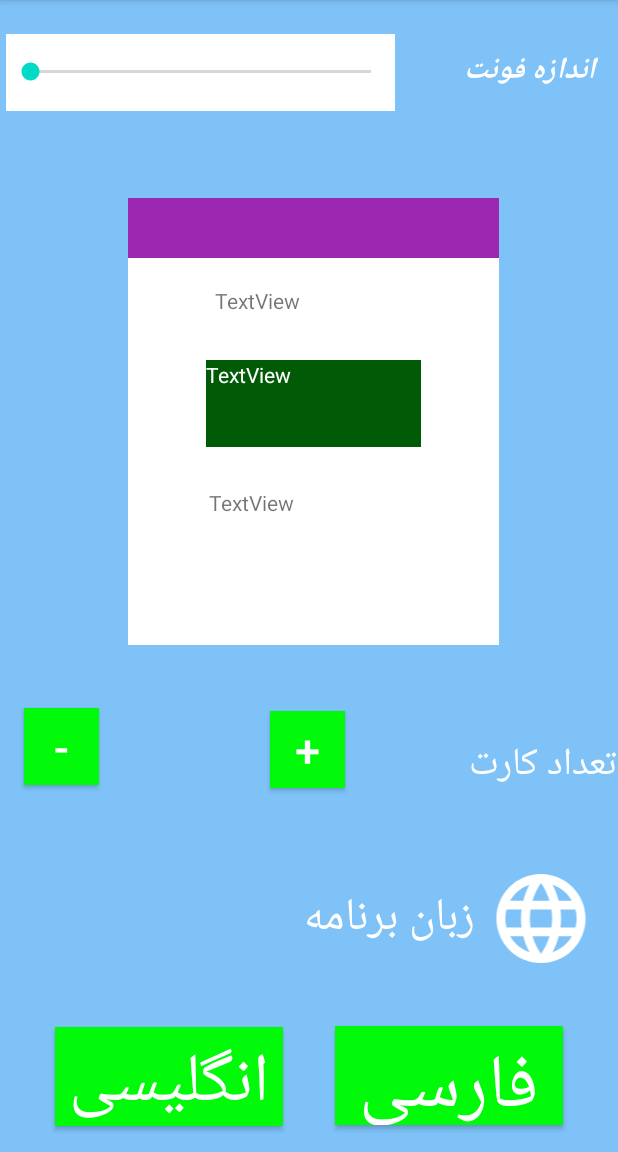
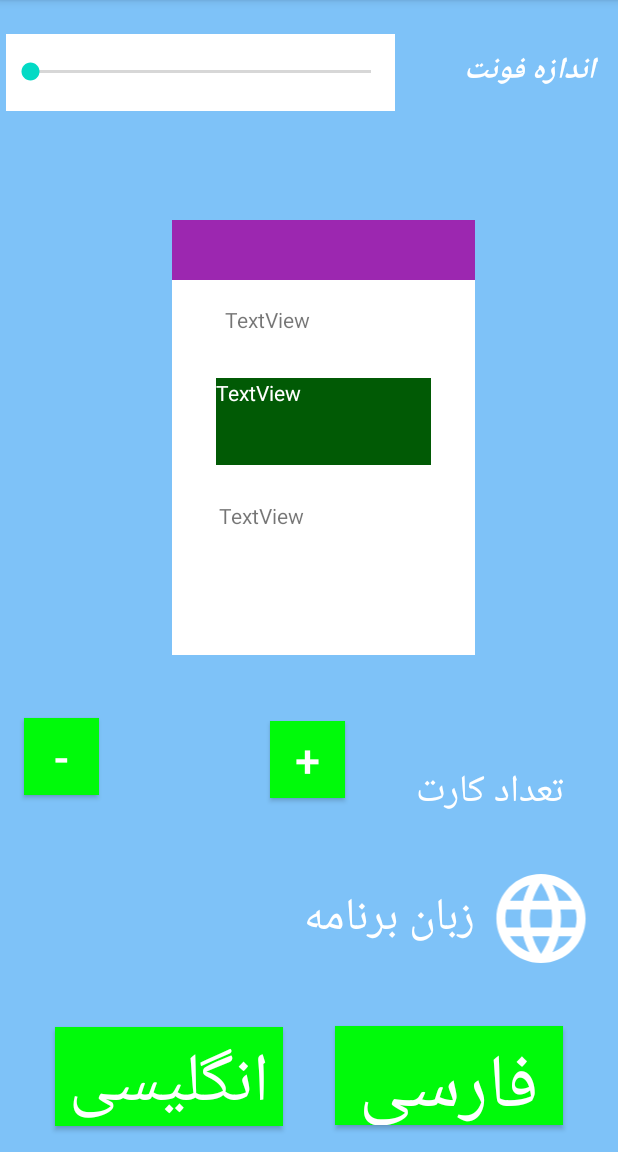
Before and after one commit to arshia2000/leitnary, an Android app: the Setting screen opened directly, with no data from a screen before it, on a phone screen of 412 x 824 dp, the part 84-1236 px from its top. Run offline under Robolectric (Android 15) with nearby library versions, the phone set to English and light mode, and no system bars.

Commit message:
setting7

```diff
--- a/app/src/main/res/layout/setting.xml
+++ b/app/src/main/res/layout/setting.xml
@@ -147,15 +147,15 @@
     <androidx.constraintlayout.widget.ConstraintLayout
 
         android:id="@+id/constraintLayout4"
-        android:layout_width="247dp"
-        android:layout_height="298dp"
+        android:layout_width="202dp"
+        android:layout_height="290dp"
         android:background="#FFFFFF"
         app:layout_constraintBottom_toBottomOf="parent"
         app:layout_constraintEnd_toEndOf="parent"
-        app:layout_constraintHorizontal_bias="0.517"
+        app:layout_constraintHorizontal_bias="0.545"
         app:layout_constraintStart_toStartOf="parent"
         app:layout_constraintTop_toBottomOf="@+id/constraintLayout"
-        app:layout_constraintVertical_bias="0.0"
+        app:layout_constraintVertical_bias="0.042"
         tools:ignore="MissingConstraints">
 
         <androidx.constraintlayout.widget.ConstraintLayout
@@ -242,17 +242,17 @@
 
     <TextView
         android:id="@+id/textView4"
-        android:layout_width="168dp"
-        android:layout_height="45dp"
+        android:layout_width="118dp"
+        android:layout_height="39dp"
         android:text="تعداد کارت "
         android:textColor="#FFFFFF"
         android:textSize="25sp"
         app:layout_constraintBottom_toTopOf="@+id/text_halat"
         app:layout_constraintEnd_toEndOf="parent"
-        app:layout_constraintHorizontal_bias="0.883"
+        app:layout_constraintHorizontal_bias="0.428"
         app:layout_constraintStart_toEndOf="@+id/pluse"
         app:layout_constraintTop_toBottomOf="@+id/constraintLayout4"
-        app:layout_constraintVertical_bias="0.522" />
+        app:layout_constraintVertical_bias="0.627" />
 
     <TextView
         android:id="@+id/carteee"
```
Also changed, not shown: app/src/main/AndroidManifest.xml (+4 -3 lines), app/src/main/java/com/avmhl/leitnary/start/Loading.java (added, +39 -0 lines), app/src/main/res/layout/loading.xml (added, +36 -0 lines).
